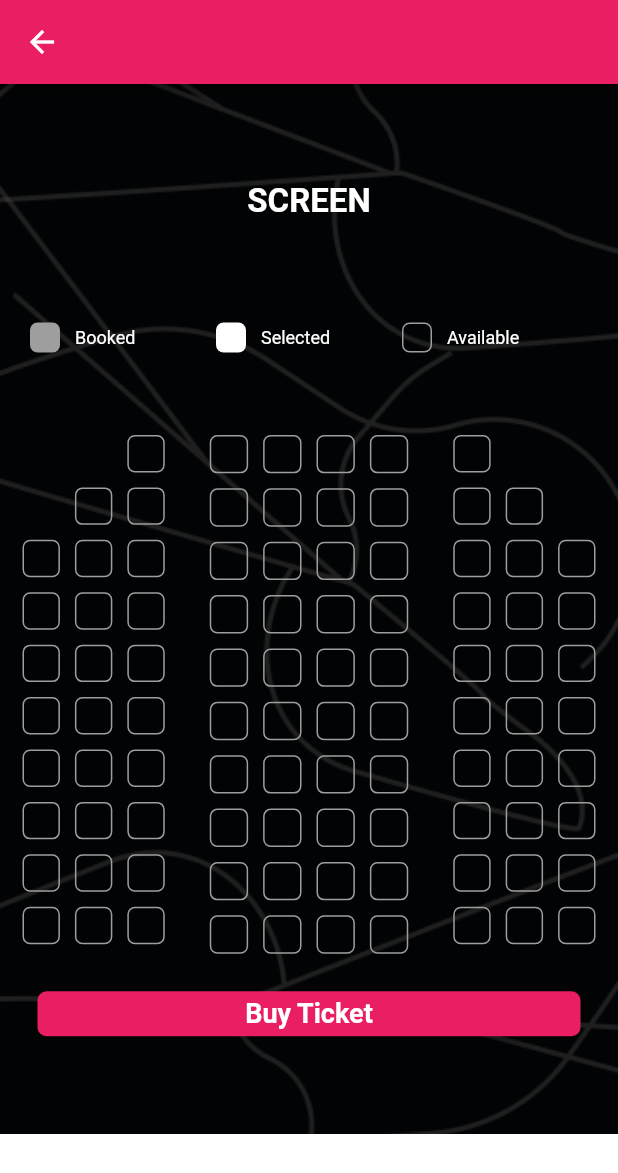
After one commit to IlhamMaulanaaa/CineMax-Ticket, a Flutter app: the Menu screen opened directly, after a tap on "Choose Seat", on a phone screen of 412 x 824 dp. The commit adds this screen. Shown: the top 1173 px of the screen. Run offline on Flutter 3.47's test engine with Material 2 defaults, Android fonts, the phone set to English and light mode, and no system bars; our stand-ins replace carousel_slider, sliding_up_panel.

Commit message:
feat : [GW] add seat page

```diff
--- a/lib/main.dart
+++ b/lib/main.dart
@@ -39,6 +39,7 @@ class _MyHomePageState extends State<MyHomePage> {
   Widget build(BuildContext context) {
     return Scaffold(
       appBar: AppBar(
+        backgroundColor: Colors.redAccent,
         title: Text(widget.title),
       ),
       body: Center(
--- a/lib/model/movies.dart
+++ b/lib/model/movies.dart
@@ -12,7 +12,7 @@ class Movie {
   static List<Movie> generateMovie() {
     return [
       Movie(
-          'SPIDERMAN',
+          'SPIDERMAN-NWH',
           'spiderman',
           'Rp. 50.000.00',
           'For the first time in the history of the big screen Spider-Man, the true identity of this friendly hero is exposed, thus making his responsibilities as a super power clash with his normal life, and putting everyone closest to him in the most threatened position.',
--- /dev/null
+++ b/lib/ui/chooseseat.dart
@@ -0,0 +1,316 @@
+import 'package:flutter/material.dart';
+import 'package:flutter/services.dart';
+
+class ChooseSeat extends StatefulWidget {
+  ChooseSeat({Key? key}) : super(key: key);
+
+  @override
+  State<ChooseSeat> createState() => _ChooseSeatState();
+}
+
+class _ChooseSeatState extends State<ChooseSeat> {
+  // var isBooked
+  var countSeatLeft = 3 * 10;
+  var countSeatCenter = 4 * 10;
+  var countSeatRight = 3 * 10;
+  var listSeatLeft = [];
+  var listSeatCenter = [];
+  var listSeatRight = [];
+
+  @override
+  void initState() {
+    //l for left, c for center , r for right
+    //first param "listSeatLeft","listSeatCenter","listSeatRight" that similar like object temp that u want to save the data
+    // second param is for like how many seat on every side
+    // third param is for naming value every seat //look line 38
+    initSeatValueToList(listSeatLeft, countSeatLeft, "l");
+    initSeatValueToList(listSeatCenter, countSeatCenter, "c");
+    initSeatValueToList(listSeatRight, countSeatRight, "r");
+    setVisiblitySeat();
+    super.initState();
+  }
+
+  initSeatValueToList(List data, count, side) {
+    var objectData;
+    //init variable to save your object data
+    for (int i = 0; i < count; i++) {
+      objectData = {
+        "id": side + "${i + 1}",
+        "isBooked": false,
+        "isAvailable": true,
+        "isSelected": false,
+        "isVisible": true,
+      };
+      //this format object for every seat has
+      setState(() {
+        data.add(objectData);
+        //add object to list
+      });
+    }
+    print(data);
+  }
+
+  setVisiblitySeat() {
+    setState(() {
+      listSeatLeft[0]["isVisible"] = false; // left column index 0
+      listSeatLeft[1]["isVisible"] = false; // left column index 1
+      listSeatLeft[3]["isVisible"] = false; // left column index 0
+      listSeatRight[1]["isVisible"] = false; // right column index 1
+      listSeatRight[2]["isVisible"] = false; // right column index 2
+      listSeatRight[5]["isVisible"] = false; // right column index 5
+    });
+    //this function to set where's the position of the seat that should be invisible
+  }
+
+  setSelectedToBooked() {
+    listSeatLeft.forEach((seat) {
+      if (seat["isSelected"]) {
+        setState(() {
+          seat["isBooked"] = true;
+        });
+      }
+    });
+    listSeatCenter.forEach((seat) {
+      if (seat["isSelected"]) {
+        setState(() {
+          seat["isBooked"] = true;
+        });
+      }
+    });
+    listSeatRight.forEach((seat) {
+      if (seat["isSelected"]) {
+        setState(() {
+          seat["isBooked"] = true;
+        });
+      }
+    });
+    //this function to loop every side of seat, from selected to booked, u also can this function to send to u'r serves side
+  }
+
+  @override
+  Widget build(BuildContext context) {
+    return Scaffold(
+      backgroundColor: Colors.white10,
+      appBar: AppBar(
+        backgroundColor: Colors.pink,
+        systemOverlayStyle: SystemUiOverlayStyle.light,
+      ),
+      body: Container(
+        height: 700,
+        width: MediaQuery.of(context).size.width,
+        decoration: BoxDecoration(
+            image: DecorationImage(
+                fit: BoxFit.cover,
+                colorFilter:
+                ColorFilter.mode(Colors.black45, BlendMode.darken),
+                image: AssetImage("assets/image/backgroundest.png"))),
+        child: Padding(
+          padding: const EdgeInsets.only(top: 65),
+          child: Column(
+            crossAxisAlignment: CrossAxisAlignment.center,
+            children: [
+              Container(
+                child: Text(
+                  ("SCREEN"),
+                  style: TextStyle(
+                      color: Colors.white,
+                      fontWeight: FontWeight.w700,
+                      fontSize: 22),
+                ),
+              ),
+              Text("\n\n"),
+              SizedBox(
+                height: 20,
+              ),
+              Container(
+                margin: EdgeInsets.symmetric(horizontal: 20),
+                child: Row(
+                  children: [
+                    Expanded(
+                      child: Container(
+                        child: Row(
+                          children: [
+                            Container(
+                              width: 20,
+                              height: 20,
+                              decoration: BoxDecoration(
+                                borderRadius: BorderRadius.circular(5),
+                                color: Colors.grey,
+                              ),
+                            ),
+                            Container(
+                              margin: EdgeInsets.only(left: 10),
+                              child: Text(
+                                ("Booked"),
+                                style: TextStyle(
+                                    color: Colors.white,
+                                    fontSize: 12),
+                              ),
+                            ),
+                          ],
+                        ),
+                      ),
+                    ),
+                    Expanded(
+                      child: Container(
+                        child: Row(
+                          children: [
+                            Container(
+                              width: 20,
+                              height: 20,
+                              decoration: BoxDecoration(
+                                borderRadius: BorderRadius.circular(5),
+                                color: Colors.white,
+                              ),
+                            ),
+                            Container(
+                              margin: EdgeInsets.only(left: 10),
+                              child: Text(
+                                ("Selected"),
+                                style: TextStyle(
+                                    color: Colors.white,
+                                    fontSize: 12),
+                              ),
+                            ),
+                          ],
+                        ),
+                      ),
+                    ),
+                    Expanded(
+                      child: Container(
+                        child: Row(
+                          children: [
+                            Container(
+                              width: 20,
+                              height: 20,
+                              decoration: BoxDecoration(
+                                borderRadius: BorderRadius.circular(5),
+                                border: Border.all(
+                                  width: 1,
+                                  color: Colors.grey,
+                                ),
+                              ),
+                            ),
+                            Container(
+                              margin: EdgeInsets.only(left: 10),
+                              child: Text(
+                                ("Available"),
+                                style: TextStyle(
+                                    color: Colors.white,
+                                    fontSize: 12),
+                              ),
+                            ),
+                          ],
+                        ),
+                      ),
+                    )
+                  ],
+                ),
+              ),
+              SizedBox(
+                height: 50,
+              ),
+              Container(
+                margin: EdgeInsets.symmetric(horizontal: 10),
+                // height: 100,
+                width: MediaQuery.of(context).size.width,
+                child: Row(
+                  crossAxisAlignment: CrossAxisAlignment.start,
+                  children: [
+                    widgetSeat(listSeatLeft, false),
+                    SizedBox(
+                      width: 20,
+                    ),
+                    Expanded(
+                      child: widgetSeat(listSeatCenter, true),
+                    ),
+                    SizedBox(
+                      width: 20,
+                    ),
+                    widgetSeat(listSeatRight, false),
+                  ],
+                ),
+              ),
+              SizedBox(
+                height: 20,
+              ),
+              Padding(
+                padding: const EdgeInsets.symmetric(horizontal: 25.0),
+                child: Container(
+                  height: 30,
+                  child: ElevatedButton(
+                    style: ElevatedButton.styleFrom(
+                      backgroundColor: Colors.pink,
+                      shape: RoundedRectangleBorder(
+                        borderRadius: BorderRadius.circular(6),
+                      ),
+                    ),
+                    onPressed: () {
+                      setSelectedToBooked();
+                      Navigator.of(context).push(MaterialPageRoute(
+                          builder: (context) => ChooseSeat()));
+                    },
+                    child: Center(
+                      child: Text(
+                        'Buy Ticket',
+                        style: TextStyle(
+                          color: Colors.white,
+                          fontWeight: FontWeight.bold,
+                          fontSize: 18,
+                        ),
+                      ),
+                    ),
+                  ),
+                ),
+              ),
+            ],
+          ),
+        ),
+      ),
+    );
+  }
+
+  Widget widgetSeat(List dataSeat, bool isCenter) {
+    return Container(
+      width: MediaQuery.of(context).size.width / 3.93,
+      child: GridView.builder(
+        shrinkWrap: true,
+        physics: NeverScrollableScrollPhysics(),
+        gridDelegate: SliverGridDelegateWithFixedCrossAxisCount(
+          crossAxisCount: isCenter ? 4 : 3,
+          childAspectRatio: isCenter ? 1 : 1,
+        ),
+        itemCount: dataSeat.length,
+        itemBuilder: (BuildContext context, int index) {
+          return Visibility(
+            visible: dataSeat[index]["isVisible"],
+            child: GestureDetector(
+              onTap: () {
+                setState(() {
+                  dataSeat[index]["isSelected"] =
+                  !dataSeat[index]["isSelected"];
+                });
+              },
+              child: Container(
+                margin: EdgeInsets.all(5),
+                width: 20,
+                height: 20,
+                decoration: BoxDecoration(
+                  color: dataSeat[index]["isBooked"]
+                      ? Colors.grey
+                      : dataSeat[index]["isSelected"]
+                      ? Colors.white
+                      : Colors.transparent,
+                  border: Border.all(
+                    color: Colors.grey,
+                  ),
+                  borderRadius: BorderRadius.circular(5),
+                ),
+              ),
+            ),
+          );
+        },
+      ),
+    );
+  }
+}
--- /dev/null
+++ b/lib/ui/menu.dart
@@ -0,0 +1,130 @@
+import 'dart:async';
+import 'package:cinemax_hakatim/ui/chooseseat.dart';
+import 'package:flutter/material.dart';
+import 'package:flutter/services.dart';
+
+class Menu extends StatefulWidget {
+  Menu({Key? key}) : super(key: key);
+
+  @override
+  State<Menu> createState() => _MenuState();
+}
+
+class _MenuState extends State<Menu> {
+  ScrollController scrollController = ScrollController();
+  List listFeature = [
+    "Eye Animation",
+    "Choose Seat",
+    "Snake",
+    "Pokemon",
+    "Piano",
+    "Zelda",
+    "HarvestMoon Walk",
+    "Animation Walk",
+    "List Checked",
+    "Hide Post",
+    "IG Message",
+    "Pancake Sort",
+    "Whatsapp",
+    "Gojek Slide Panel",
+    "Tokopedia",
+    "Youtube",
+    "Custom Navbar",
+    "Select Varian Tokopedia",
+    "Tiktok Like",
+    "Facebook",
+    "Dynamic Floating",
+    "Instagram Topic"
+  ];
+  TextEditingController searchController = TextEditingController();
+
+  @override
+  void initState() {
+    Timer(Duration(milliseconds: 200), () {
+      scrollController.jumpTo(scrollController.position.maxScrollExtent);
+    });
+    super.initState();
+  }
+
+  @override
+  Widget build(BuildContext context) {
+    SystemChrome.setPreferredOrientations([
+      DeviceOrientation.portraitDown,
+      DeviceOrientation.portraitUp,
+    ]);
+    return Scaffold(
+      // appBar: AppBar(),
+      body: Container(
+        width: MediaQuery.of(context).size.width,
+        padding: EdgeInsets.all(20),
+        child: Column(
+          children: [
+            TextFormField(
+              textInputAction: TextInputAction.search,
+              controller: searchController,
+              decoration: InputDecoration(
+                hintText: "Search Name",
+              ),
+              onEditingComplete: () {
+                setState(() {});
+              },
+              onChanged: (value) {
+                setState(() {});
+              },
+            ),
+            Expanded(
+              child: GridView.builder(
+                shrinkWrap: true,
+                controller: scrollController,
+                // reverse: true,
+                gridDelegate: const SliverGridDelegateWithFixedCrossAxisCount(
+                  crossAxisCount: 2,
+                  mainAxisSpacing: 20,
+                  crossAxisSpacing: 20,
+                ),
+                itemCount: listFeature
+                    .where((element) => element
+                    .toString()
+                    .toLowerCase()
+                    .contains(searchController.text.toLowerCase()))
+                    .length,
+                itemBuilder: (context, index) {
+                  return ElevatedButton(
+                    onPressed: () {
+                      movePage(index);
+                    },
+                    child: Text(
+                      listFeature
+                          .where((element) => element
+                          .toString()
+                          .toLowerCase()
+                          .contains(searchController.text.toLowerCase()))
+                          .elementAt(index),
+                      textAlign: TextAlign.center,
+                    ),
+                  );
+                },
+              ),
+            ),
+          ],
+        ),
+      ),
+    );
+  }
+
+  movePage(param) {
+    Widget? className;
+    switch (param) {
+      case 1:
+        className = ChooseSeat();
+        break;
+      default:
+      // do something else
+        break;
+    }
+    Navigator.push(
+      context,
+      MaterialPageRoute(builder: (context) => className!),
+    ).then((value) => setState(() {}));
+  }
+}
--- a/pubspec.yaml
+++ b/pubspec.yaml
@@ -38,6 +38,7 @@ dependencies:
   cupertino_icons: ^1.0.2
   google_fonts:
   carousel_slider: ^4.1.1
+  pull_to_refresh: 1.6.3
 
 dev_dependencies:
   flutter_test:
@@ -71,6 +72,7 @@ flutter:
      - assets/image/bgfilm.png
      - assets/image/logocinemax.png
      - assets/image/backgroundfilm.png
+     - assets/image/backgroundest.png
   #   - image/a_dot_burr.jpeg
   #   - image/a_dot_ham.jpeg
 
```
Also changed, not shown: lib/SeatPage.dart (added, +78 -0 lines), lib/detail.dart (+42 -5 lines), assets/image/backgroundest.png (added), pubspec.lock.
